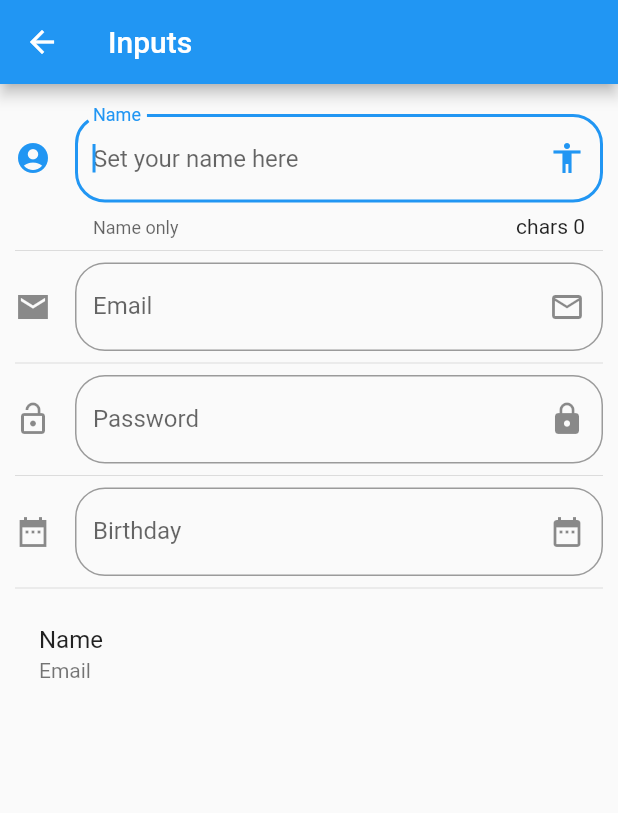
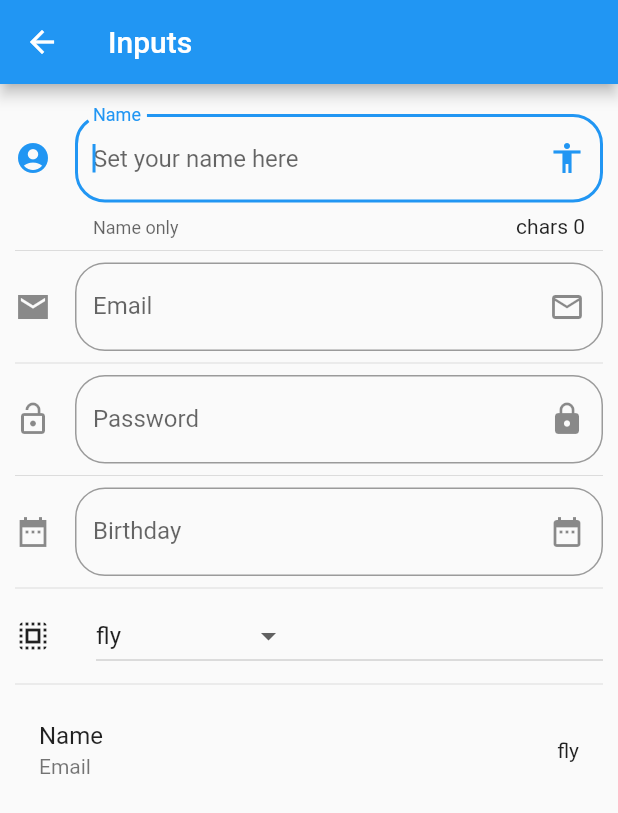
Before and after one commit to Garavirod/flutter-components, a Flutter app: the InputView screen opened by its route, on a phone screen of 412 x 824 dp. Shown: the top 813 px of the screen. Run offline on Flutter 3.47's test engine with Material 2 defaults, Android fonts, the phone set to English and light mode, and no system bars.

Commit message:
Dropdwon input was added into view Inputs

```diff
--- a/lib/src/views/inputs_view.dart
+++ b/lib/src/views/inputs_view.dart
@@ -13,6 +13,8 @@ class _InputViewState extends State<InputView> {
   String _name  = "";
   String _email = "";
   String _date  = "";
+  String _choosenPower = "fly";
+  List<String> _superPowers = ['fly','speed','super strenght'];
   TextEditingController _inputFieldControlloer = new TextEditingController();
 
   @override
@@ -34,6 +36,8 @@ class _InputViewState extends State<InputView> {
           this._createPassword(),
           Divider(),
           this._createDateInput( context ),
+          Divider(),
+          this._createDropDown(),
           Divider(),
           this._createPerson(),
         ],
@@ -62,14 +66,6 @@ class _InputViewState extends State<InputView> {
           this._name = currValue;
         });
       },
-    );
-  }
-
-  /* Creates a label for show the name written into input */
-  Widget _createPerson(){
-    return ListTile(
-      title: Text("Name ${this._name}"),
-      subtitle: Text("Email ${this._email}"),
     );
   }
 
@@ -154,4 +150,47 @@ class _InputViewState extends State<InputView> {
       },
     );
   }
+
+
+  List<DropdownMenuItem<String>> getOptionDropDown(){
+    List<DropdownMenuItem<String>> listIems = [];
+    this._superPowers.forEach((power) {
+      listIems.add(DropdownMenuItem(
+        child: Text(power),
+        value: power,
+      ));
+    });
+    return listIems;
+  }
+
+  /* Creates a combobox */
+  Widget _createDropDown(){
+    return Row(
+      children: [
+        Icon(Icons.select_all),
+        SizedBox(width:30.0),
+        Expanded(
+            child: DropdownButton(
+            value: this._choosenPower,//current choosen value,
+            items: this.getOptionDropDown(),
+            onChanged: ( opt ){
+              setState(() {
+                this._choosenPower = opt;
+              });
+            },
+          ),
+        ),
+      ],
+    );
+
+  }
+
+  /* Creates a label for show the name written into input */
+  Widget _createPerson(){
+    return ListTile(
+      title: Text("Name ${this._name}"),
+      subtitle: Text("Email ${this._email}"),
+      trailing: Text(this._choosenPower),
+    );
+  }
 }
```
